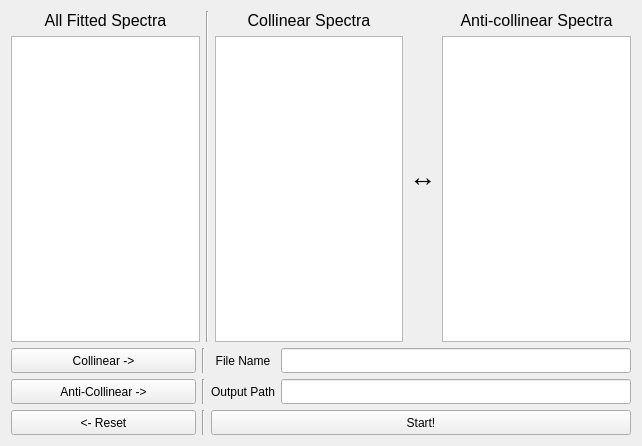
Above: PolliFit/source/Gui/Ui_ColAcol.ui from lasersphere/Tilda before the change. Below: the same form after it.
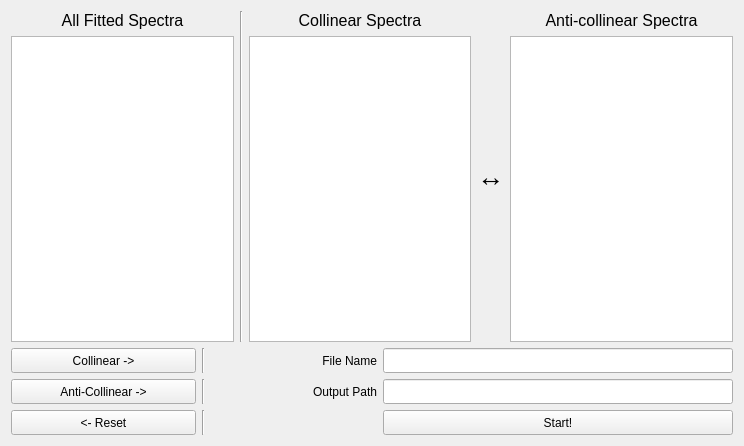
That is the form after the change.

Patch:
```diff
--- a/PolliFit/source/Gui/Ui_ColAcol.ui
+++ b/PolliFit/source/Gui/Ui_ColAcol.ui
@@ -9,7 +9,7 @@
    <rect>
     <x>0</x>
     <y>0</y>
-    <width>635</width>
+    <width>744</width>
     <height>446</height>
    </rect>
   </property>
@@ -215,11 +215,24 @@
        </property>
       </widget>
      </item>
+     <item>
+      <spacer name="horizontalSpacer_3">
+       <property name="orientation">
+        <enum>Qt::Horizontal</enum>
+       </property>
+       <property name="sizeHint" stdset="0">
+        <size>
+         <width>40</width>
+         <height>20</height>
+        </size>
+       </property>
+      </spacer>
+     </item>
      <item>
       <widget class="QLabel" name="oFile">
        <property name="minimumSize">
         <size>
-         <width>0</width>
+         <width>70</width>
          <height>25</height>
         </size>
        </property>
@@ -233,7 +246,7 @@
         <string>File Name</string>
        </property>
        <property name="alignment">
-        <set>Qt::AlignCenter</set>
+        <set>Qt::AlignRight|Qt::AlignTrailing|Qt::AlignVCenter</set>
        </property>
       </widget>
      </item>
@@ -283,17 +296,30 @@
        </property>
       </widget>
      </item>
+     <item>
+      <spacer name="horizontalSpacer_2">
+       <property name="orientation">
+        <enum>Qt::Horizontal</enum>
+       </property>
+       <property name="sizeHint" stdset="0">
+        <size>
+         <width>40</width>
+         <height>20</height>
+        </size>
+       </property>
+      </spacer>
+     </item>
      <item>
       <widget class="QLabel" name="oPath">
        <property name="minimumSize">
         <size>
-         <width>0</width>
+         <width>70</width>
          <height>25</height>
         </size>
        </property>
        <property name="maximumSize">
         <size>
-         <width>16777215</width>
+         <width>20000</width>
          <height>25</height>
         </size>
        </property>
@@ -301,7 +327,7 @@
         <string>Output Path</string>
        </property>
        <property name="alignment">
-        <set>Qt::AlignCenter</set>
+        <set>Qt::AlignRight|Qt::AlignTrailing|Qt::AlignVCenter</set>
        </property>
       </widget>
      </item>
@@ -351,17 +377,30 @@
        </property>
       </widget>
      </item>
+     <item>
+      <spacer name="horizontalSpacer">
+       <property name="orientation">
+        <enum>Qt::Horizontal</enum>
+       </property>
+       <property name="sizeHint" stdset="0">
+        <size>
+         <width>40</width>
+         <height>20</height>
+        </size>
+       </property>
+      </spacer>
+     </item>
      <item>
       <widget class="QPushButton" name="bStart">
        <property name="minimumSize">
         <size>
-         <width>0</width>
+         <width>350</width>
          <height>25</height>
         </size>
        </property>
        <property name="maximumSize">
         <size>
-         <width>16777215</width>
+         <width>350</width>
          <height>25</height>
         </size>
        </property>
```
